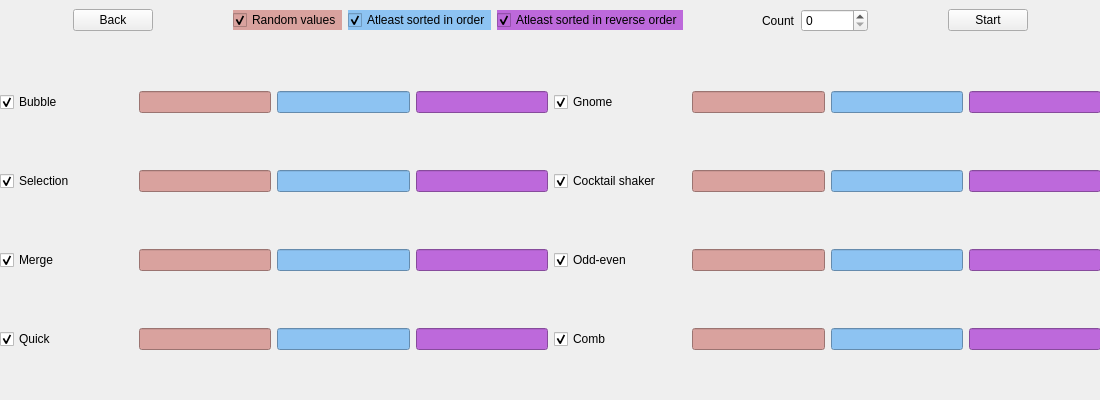
Before: the Qt Designer form lab2/algorithms_efficiency_window.ui in Megarekrut65/4sem-ooop-lab2, drawn with Qt 5.
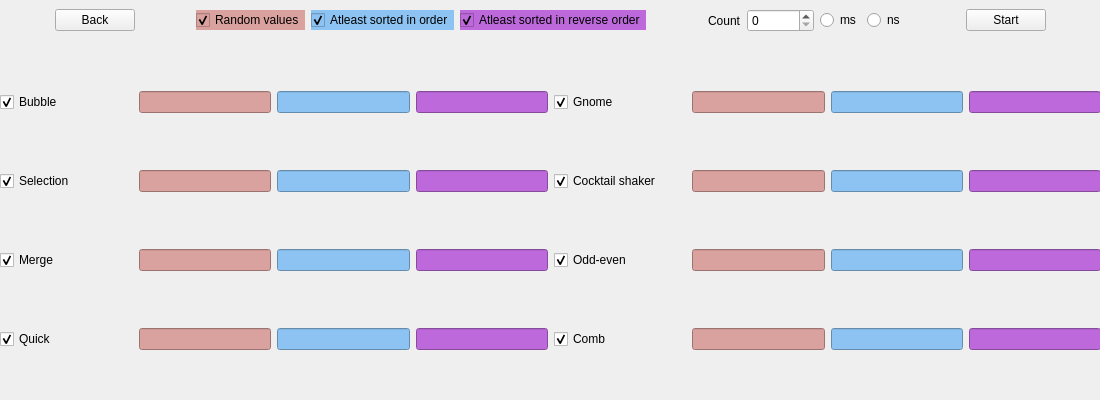
After: the same form once the commit is applied.

What changed in the file:
```diff
--- a/lab2/algorithms_efficiency_window.ui
+++ b/lab2/algorithms_efficiency_window.ui
@@ -674,6 +674,20 @@
       </property>
      </widget>
     </item>
+    <item>
+     <widget class="QRadioButton" name="ms_radioButton">
+      <property name="text">
+       <string>ms</string>
+      </property>
+     </widget>
+    </item>
+    <item>
+     <widget class="QRadioButton" name="ns_radioButton">
+      <property name="text">
+       <string>ns</string>
+      </property>
+     </widget>
+    </item>
     <item>
      <spacer name="horizontalSpacer_3">
       <property name="orientation">
```
